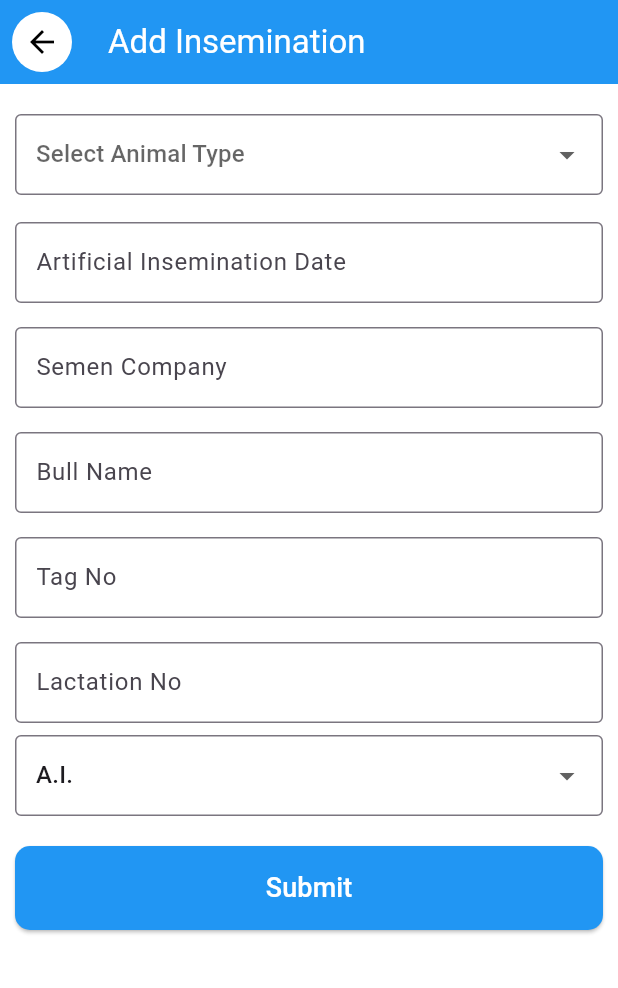
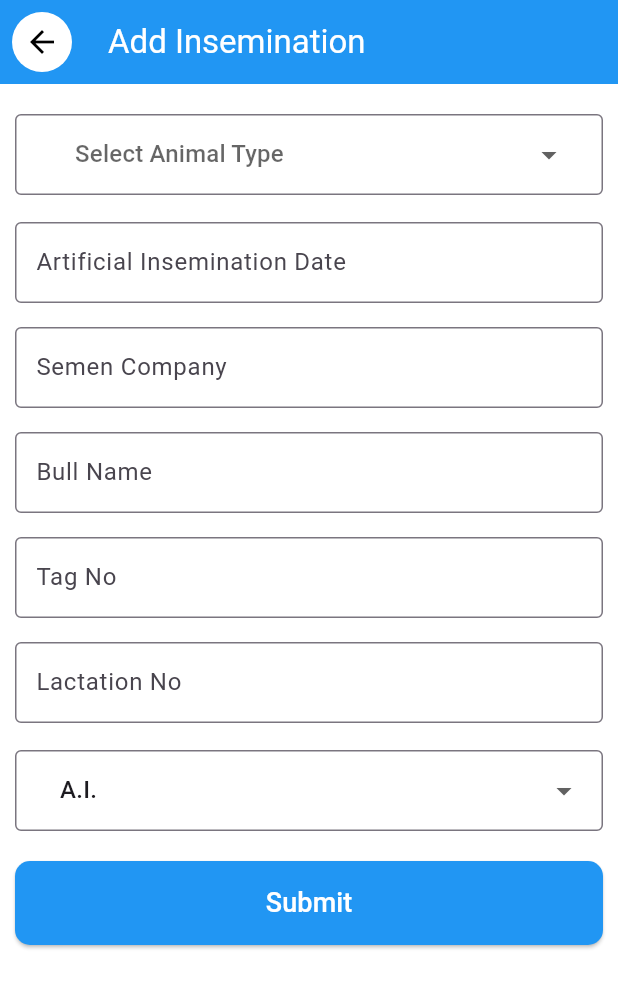
Before and after one commit to KasimAliMasu/dairy-management, a Flutter app: the AddInsemination screen opened directly, on a phone screen of 412 x 824 dp. Shown: the top 988 px of the screen. Run offline on Flutter 3.47's test engine with Material 3 defaults, Android fonts, the light colour scheme and no system bars; our stand-ins replace dropdown_button2, flutter_feather_icons, image_picker, shared_preferences; accounts and stored records are empty; generated files the repository leaves out were written again; network calls fail.

Commit message:
update code

```diff
--- a/lib/insemination/add_insemination.dart
+++ b/lib/insemination/add_insemination.dart
@@ -1,4 +1,5 @@
 import 'package:flutter/material.dart';
+import 'package:dropdown_button2/dropdown_button2.dart';
 
 class AddInsemination extends StatefulWidget {
   const AddInsemination({super.key});
@@ -8,38 +9,38 @@ class AddInsemination extends StatefulWidget {
 }
 
 class _AddInseminationState extends State<AddInsemination> {
-  String? selectedAnimalType;
+  Map<String, String>? selectedAnimalType;
 
   final List<Map<String, String>> animalType = [
     {
       "name": "Cow1",
       "image":
-          "https://plus.unsplash.com/premium_photo-1668446123344-d7945fb07eaa?w=600&auto=format&fit=crop&q=60&ixlib=rb-4.0.3&ixid=M3wxMjA3fDB8MHxzZWFyY2h8NXx8Y293fGVufDB8fDB8fHww",
+      "https://plus.unsplash.com/premium_photo-1668446123344-d7945fb07eaa?w=600&auto=format&fit=crop&q=60",
     },
     {
       "name": "Cow2",
       "image":
-          "https://plus.unsplash.com/premium_photo-1661963630252-31be8bc4f900?w=600&auto=format&fit=crop&q=60&ixlib=rb-4.0.3&ixid=M3wxMjA3fDB8MHxzZWFyY2h8Mzd8fGJ1ZmZhbG98ZW58MHx8MHx8fDA%3D",
+      "https://plus.unsplash.com/premium_photo-1661963630252-31be8bc4f900?w=600&auto=format&fit=crop&q=60",
     },
     {
       "name": "Cow3",
       "image":
-      "https://images.unsplash.com/photo-1693150837688-e20ba2e12932?w=600&auto=format&fit=crop&q=60&ixlib=rb-4.0.3&ixid=M3wxMjA3fDB8MHxzZWFyY2h8N3x8Y293JTIwaW1hZ2V8ZW58MHx8MHx8fDA%3D",
+      "https://images.unsplash.com/photo-1693150837688-e20ba2e12932?w=600&auto=format&fit=crop&q=60",
     },
     {
       "name": "Cow4",
       "image":
-      "https://plus.unsplash.com/premium_photo-1668446123157-d7c8659e3ff9?w=600&auto=format&fit=crop&q=60&ixlib=rb-4.0.3&ixid=M3wxMjA3fDB8MHxzZWFyY2h8MTd8fGNvdyUyMGltYWdlfGVufDB8fDB8fHww",
+      "https://plus.unsplash.com/premium_photo-1668446123157-d7c8659e3ff9?w=600&auto=format&fit=crop&q=60",
     },
     {
       "name": "Cow5",
       "image":
-      "https://images.unsplash.com/photo-1531299192269-7e6cfc8553bb?w=600&auto=format&fit=crop&q=60&ixlib=rb-4.0.3&ixid=M3wxMjA3fDB8MHxzZWFyY2h8MjB8fGNvdyUyMGltYWdlfGVufDB8fDB8fHww",
+      "https://images.unsplash.com/photo-1531299192269-7e6cfc8553bb?w=600&auto=format&fit=crop&q=60",
     },
   ];
 
   final TextEditingController inseminationDateController =
-      TextEditingController();
+  TextEditingController();
   final TextEditingController semenCompanyController = TextEditingController();
   final TextEditingController bullNameController = TextEditingController();
   final TextEditingController tagNoController = TextEditingController();
@@ -69,12 +70,17 @@ class _AddInseminationState extends State<AddInsemination> {
           child: Column(
             children: [
               const SizedBox(height: 10),
-              DropdownButtonFormField<String>(
+              DropdownButtonFormField2<Map<String, String>>(
+                decoration: InputDecoration(
+                  border: OutlineInputBorder(),
+                   contentPadding: const EdgeInsets.symmetric(horizontal: 10, vertical: 15),
+                ),
+                isExpanded: true,
+                hint: const Text("Select Animal Type"),
                 value: selectedAnimalType,
-                hint: const Text("Select Animal Type"),
                 items: animalType.map((type) {
                   return DropdownMenuItem(
-                    value: type['name'],
+                    value: type,
                     child: Row(
                       children: [
                         CircleAvatar(
@@ -82,7 +88,7 @@ class _AddInseminationState extends State<AddInsemination> {
                           backgroundImage: NetworkImage(type['image']!),
                         ),
                         const SizedBox(width: 10),
-                        Text("${type['name']}")
+                        Text(type['name']!),
                       ],
                     ),
                   );
@@ -92,20 +98,25 @@ class _AddInseminationState extends State<AddInsemination> {
                     selectedAnimalType = value;
                   });
                 },
-                decoration: const InputDecoration(
-                  border: OutlineInputBorder(),
-                  contentPadding:
-                      EdgeInsets.symmetric(horizontal: 10, vertical: 15),
+                buttonStyleData: const ButtonStyleData(
+                  padding: EdgeInsets.symmetric(horizontal: 10),
+                ),
+                dropdownStyleData: DropdownStyleData(
+                  maxHeight:double.infinity,
+                  decoration: BoxDecoration(
+                    borderRadius: BorderRadius.circular(8),
+                    color: Colors.white,
+                  ),
                 ),
               ),
               const SizedBox(height: 10),
-              _buildTextField(
-                  inseminationDateController, "Artificial Insemination Date"),
+              _buildTextField(inseminationDateController, "Artificial Insemination Date"),
               _buildTextField(semenCompanyController, "Semen Company"),
               _buildTextField(bullNameController, "Bull Name"),
               _buildTextField(tagNoController, "Tag No"),
               _buildTextField(lactationNoController, "Lactation No"),
-              DropdownButtonFormField<String>(
+              const SizedBox(height: 10),
+              DropdownButtonFormField2<String>(
                 value: selectedMethod,
                 items: ["A.I.", "Not Pregnant"].map((method) {
                   return DropdownMenuItem(value: method, child: Text(method));
@@ -117,8 +128,7 @@ class _AddInseminationState extends State<AddInsemination> {
                 },
                 decoration: const InputDecoration(
                   border: OutlineInputBorder(),
-                  contentPadding:
-                      EdgeInsets.symmetric(horizontal: 10, vertical: 15),
+                  contentPadding: EdgeInsets.symmetric(horizontal: 10, vertical: 15),
                 ),
               ),
               const SizedBox(height: 20),
@@ -129,7 +139,8 @@ class _AddInseminationState extends State<AddInsemination> {
                   style: ElevatedButton.styleFrom(
                     backgroundColor: Colors.blue,
                     shape: RoundedRectangleBorder(
-                        borderRadius: BorderRadius.circular(10)),
+                      borderRadius: BorderRadius.circular(10),
+                    ),
                     padding: const EdgeInsets.symmetric(vertical: 15),
                   ),
                   child: const Text(
@@ -153,8 +164,7 @@ class _AddInseminationState extends State<AddInsemination> {
         decoration: InputDecoration(
           hintText: label,
           border: const OutlineInputBorder(),
-          contentPadding:
-              const EdgeInsets.symmetric(horizontal: 10, vertical: 15),
+          contentPadding: const EdgeInsets.symmetric(horizontal: 10, vertical: 15),
         ),
       ),
     );
@@ -167,6 +177,6 @@ class _AddInseminationState extends State<AddInsemination> {
     print("Tag No: ${tagNoController.text}");
     print("Lactation No: ${lactationNoController.text}");
     print("Selected Method: $selectedMethod");
-    print("Selected Animal Type: $selectedAnimalType");
+    print("Selected Animal Type: ${selectedAnimalType?['name']}");
   }
 }
--- a/lib/main.dart
+++ b/lib/main.dart
@@ -1,8 +1,16 @@
 import 'package:dairy_management/splash/splash_screen.dart';
 import 'package:flutter/material.dart';
+import 'package:flutter_localizations/flutter_localizations.dart';
+import 'package:flutter_gen/gen_l10n/app_localizations.dart';
+import 'package:provider/provider.dart';
 
 void main() {
-  runApp(const MyApp());
+  runApp(
+    ChangeNotifierProvider(
+      create: (context) => LocaleProvider(),
+      child: const MyApp(),
+    ),
+  );
 }
 
 class MyApp extends StatelessWidget {
@@ -10,6 +18,8 @@ class MyApp extends StatelessWidget {
 
   @override
   Widget build(BuildContext context) {
+    final provider = Provider.of<LocaleProvider>(context);
+
     return MaterialApp(
       debugShowCheckedModeBanner: false,
       title: 'Flutter Demo',
@@ -17,7 +27,40 @@ class MyApp extends StatelessWidget {
         colorScheme: ColorScheme.fromSeed(seedColor: Colors.deepPurple),
         useMaterial3: true,
       ),
-      home:  SplashScreen()
+      locale: provider.locale,
+      supportedLocales: L10n.all,
+      localizationsDelegates: const [
+        AppLocalizations.delegate,
+        GlobalCupertinoLocalizations.delegate,
+        GlobalMaterialLocalizations.delegate,
+        GlobalWidgetsLocalizations.delegate,
+      ],
+      home: const SplashScreen(),
     );
   }
 }
+
+class LocaleProvider extends ChangeNotifier {
+  Locale _locale = const Locale('en');
+
+  Locale get locale => _locale;
+
+  void setLocale(Locale locale) {
+    if (!L10n.all.contains(locale)) return;
+    _locale = locale;
+    notifyListeners();
+  }
+
+  void clearLocale() {
+    _locale = const Locale('en');
+    notifyListeners();
+  }
+}
+
+class L10n {
+  static final all = [
+    const Locale('en'),
+    const Locale('hi'),
+    const Locale('gu'),
+  ];
+}
--- a/lib/screen/feed_calculator.dart
+++ b/lib/screen/feed_calculator.dart
@@ -1,4 +1,5 @@
 import 'package:flutter/material.dart';
+import 'package:dropdown_button2/dropdown_button2.dart';
 
 class FeedCalculator extends StatefulWidget {
   const FeedCalculator({super.key});
@@ -147,7 +148,7 @@ class _FeedCalculatorState extends State<FeedCalculator> {
             color: Colors.white,
             borderRadius: BorderRadius.circular(10),
           ),
-          child: DropdownButtonFormField<String>(
+          child: DropdownButtonFormField2<String>(
             value: selectedValue,
             decoration: const InputDecoration(
               border: InputBorder.none,
--- a/lib/screen/insemination.dart
+++ b/lib/screen/insemination.dart
@@ -1,5 +1,5 @@
 import 'package:flutter/material.dart';
-
+import 'package:dropdown_button2/dropdown_button2.dart';
 import '../insemination/add_insemination.dart';
 
 class InseminationScreen extends StatefulWidget {
@@ -85,7 +85,7 @@ class _InseminationScreenState extends State<InseminationScreen> {
                 borderRadius: BorderRadius.circular(8),
               ),
               child: DropdownButtonHideUnderline(
-                child: DropdownButton<String>(
+                child: DropdownButton2<String>(
                   value: selectedType,
                   isExpanded: true,
                   items: ["All", "A.I.", "Not Pregnant"]
--- a/lib/vaccination/vaccination.dart
+++ b/lib/vaccination/vaccination.dart
@@ -1,4 +1,5 @@
 import 'package:flutter/material.dart';
+import 'package:dropdown_button2/dropdown_button2.dart';
 
 class AddVaccinationRegister extends StatefulWidget {
   const AddVaccinationRegister({super.key});
@@ -48,7 +49,7 @@ class _AddVaccinationRegisterState extends State<AddVaccinationRegister> {
               _buildTextField(vaccineCompanyController, "Vaccine Company"),
               Padding(
                 padding: const EdgeInsets.symmetric(vertical: 8.0),
-                child: DropdownButtonFormField<String>(
+                child: DropdownButtonFormField2<String>(
                   value: selectedVaccine,
                   hint: const Text("Select vaccine name"),
                   onChanged: (value) {
--- a/pubspec.yaml
+++ b/pubspec.yaml
@@ -39,6 +39,10 @@ dependencies:
   cached_network_image: ^3.4.1
   image_picker: ^1.1.2
   shared_preferences: ^2.5.2
+  dropdown_button2: ^2.3.9
+  flutter_localization: ^0.3.1
+  provider: ^6.1.2
+  intl: ^0.19.0
 dev_dependencies:
   flutter_test:
     sdk: flutter
@@ -60,6 +64,7 @@ flutter:
   # included with your application, so that you can use the icons in
   # the material Icons class.
   uses-material-design: true
+  generate: true
 
   # To add assets to your application, add an assets section, like this:
   assets:
```
Also changed, not shown: lib/l10n/app_en.arb (added, +7 -0 lines), lib/l10n/app_gu.arb (added, +7 -0 lines), lib/l10n/app_hi.arb (added, +7 -0 lines), lib/screen/add_cattle.dart (+4 -8 lines), lib/screen/animal_list.dart (+53 -14 lines), lib/screen/setting.dart (+69 -19 lines), lib/generated/l10n.dart (added), pubspec.lock, 5 other files.
